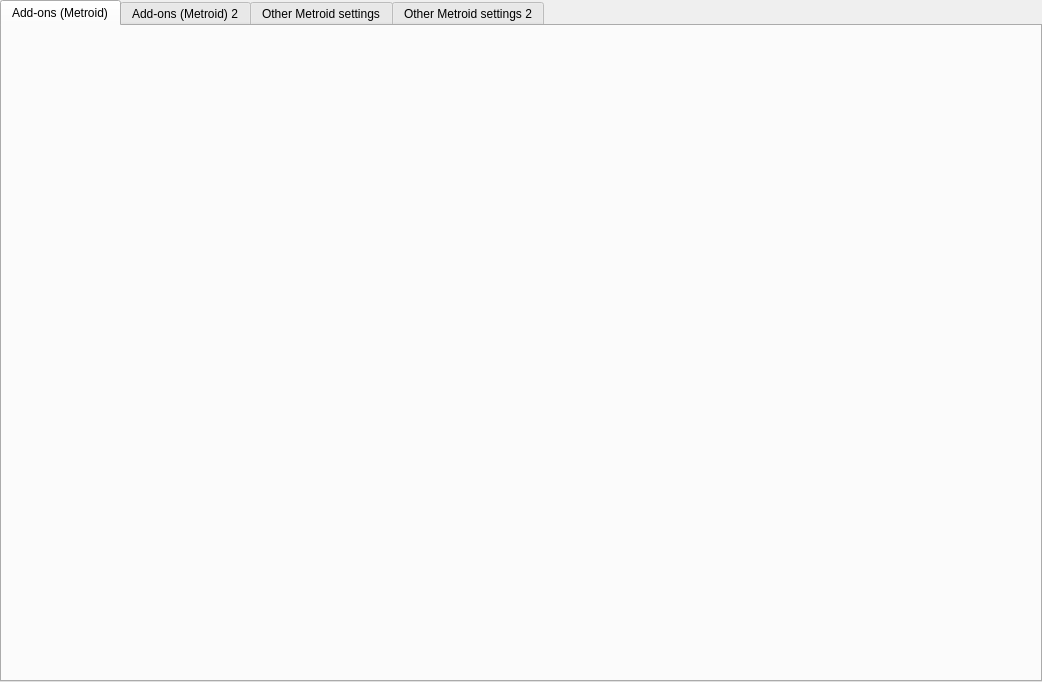
Old version of the form src/frontend/qt_sdl/InputConfig/MelonPrimeInputConfig.ui in the repository ag-advania/melonPrimeDS.
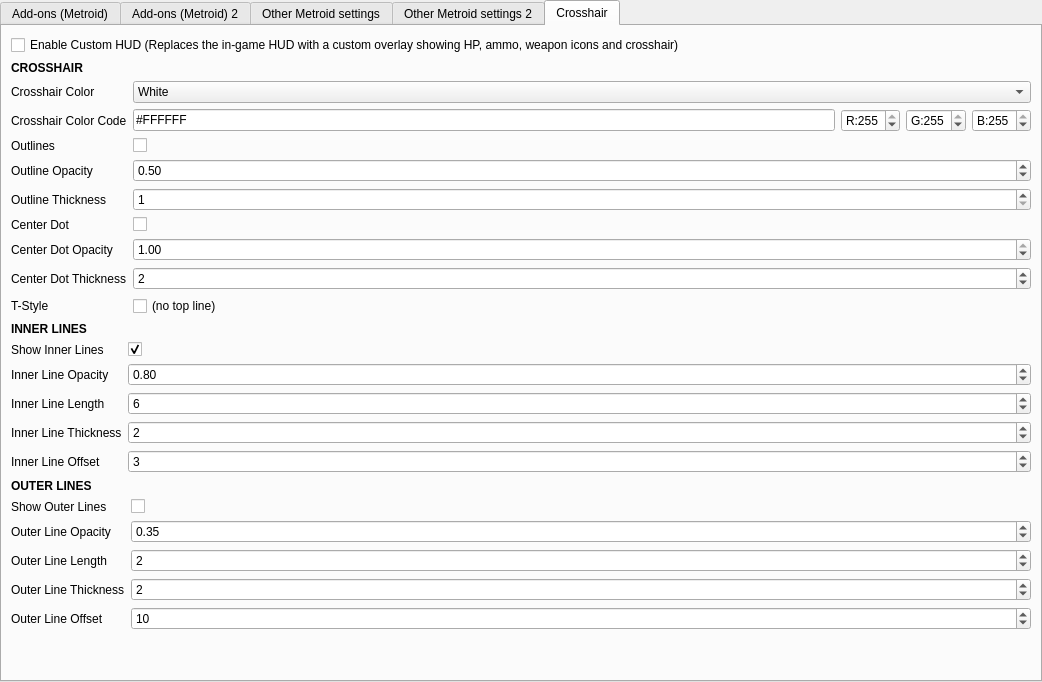
New version of the form. The open tabs and pages were chosen to show the change.

Commit message: Added custom hud function

What changed in the file:
```diff
--- a/src/frontend/qt_sdl/InputConfig/MelonPrimeInputConfig.ui
+++ b/src/frontend/qt_sdl/InputConfig/MelonPrimeInputConfig.ui
@@ -607,6 +607,144 @@
 						</layout>
 					</widget>
 
+
+
+					<widget class="QWidget" name="tabCrosshair">
+						<attribute name="title">
+							<string>Crosshair</string>
+						</attribute>
+						<layout class="QVBoxLayout" name="crosshairVLayout">
+
+							<!-- Enable Custom HUD (moved here from tabMetroid2) -->
+							<item>
+								<widget class="QCheckBox" name="cbMetroidEnableCustomHud">
+									<property name="text">
+										<string>Enable Custom HUD (Replaces the in-game HUD with a custom overlay showing HP, ammo, weapon icons and crosshair)</string>
+									</property>
+								</widget>
+							</item>
+
+							<!-- ====== CROSSHAIR (General) ====== -->
+							<item>
+								<widget class="QLabel" name="labelChSectionGeneral">
+									<property name="text"><string><![CDATA[<b>CROSSHAIR</b>]]></string></property>
+								</widget>
+							</item>
+
+							<item>
+								<layout class="QFormLayout" name="formChGeneral">
+
+									<item row="0" column="0"><widget class="QLabel"><property name="text"><string>Crosshair Color</string></property></widget></item>
+									<item row="0" column="1">
+										<widget class="QComboBox" name="comboMetroidCrosshairColor">
+											<item><property name="text"><string>White</string></property></item>
+											<item><property name="text"><string>Green</string></property></item>
+											<item><property name="text"><string>Yellow Green</string></property></item>
+											<item><property name="text"><string>Green Yellow</string></property></item>
+											<item><property name="text"><string>Yellow</string></property></item>
+											<item><property name="text"><string>Cyan</string></property></item>
+											<item><property name="text"><string>Pink</string></property></item>
+											<item><property name="text"><string>Red</string></property></item>
+											<item><property name="text"><string>Custom</string></property></item>
+										</widget>
+									</item>
+
+									<item row="1" column="0"><widget class="QLabel"><property name="text"><string>Crosshair Color Code</string></property></widget></item>
+									<item row="1" column="1">
+										<layout class="QHBoxLayout">
+											<item><widget class="QLineEdit" name="leMetroidCrosshairColorCode"><property name="text"><string>#FFFFFF</string></property><property name="maxLength"><number>7</number></property></widget></item>
+											<item><widget class="QSpinBox" name="spinMetroidCrosshairR"><property name="minimum"><number>0</number></property><property name="maximum"><number>255</number></property><property name="value"><number>255</number></property><property name="prefix"><string>R:</string></property></widget></item>
+											<item><widget class="QSpinBox" name="spinMetroidCrosshairG"><property name="minimum"><number>0</number></property><property name="maximum"><number>255</number></property><property name="value"><number>255</number></property><property name="prefix"><string>G:</string></property></widget></item>
+											<item><widget class="QSpinBox" name="spinMetroidCrosshairB"><property name="minimum"><number>0</number></property><property name="maximum"><number>255</number></property><property name="value"><number>255</number></property><property name="prefix"><string>B:</string></property></widget></item>
+										</layout>
+									</item>
+
+									<item row="2" column="0"><widget class="QLabel"><property name="text"><string>Outlines</string></property></widget></item>
+									<item row="2" column="1"><widget class="QCheckBox" name="cbMetroidCrosshairOutline"><property name="text"><string></string></property></widget></item>
+
+									<item row="3" column="0"><widget class="QLabel"><property name="text"><string>Outline Opacity</string></property></widget></item>
+									<item row="3" column="1"><widget class="QDoubleSpinBox" name="spinMetroidCrosshairOutlineOpacity"><property name="minimum"><double>0.0</double></property><property name="maximum"><double>1.0</double></property><property name="singleStep"><double>0.05</double></property><property name="value"><double>0.5</double></property><property name="decimals"><number>2</number></property></widget></item>
+
+									<item row="4" column="0"><widget class="QLabel"><property name="text"><string>Outline Thickness</string></property></widget></item>
+									<item row="4" column="1"><widget class="QSpinBox" name="spinMetroidCrosshairOutlineThickness"><property name="minimum"><number>1</number></property><property name="maximum"><number>6</number></property><property name="value"><number>1</number></property></widget></item>
+
+									<item row="5" column="0"><widget class="QLabel"><property name="text"><string>Center Dot</string></property></widget></item>
+									<item row="5" column="1"><widget class="QCheckBox" name="cbMetroidCrosshairCenterDot"><property name="text"><string></string></property></widget></item>
+
+									<item row="6" column="0"><widget class="QLabel"><property name="text"><string>Center Dot Opacity</string></property></widget></item>
+									<item row="6" column="1"><widget class="QDoubleSpinBox" name="spinMetroidCrosshairDotOpacity"><property name="minimum"><double>0.0</double></property><property name="maximum"><double>1.0</double></property><property name="singleStep"><double>0.05</double></property><property name="value"><double>1.0</double></property><property name="decimals"><number>2</number></property></widget></item>
+
+									<item row="7" column="0"><widget class="QLabel"><property name="text"><string>Center Dot Thickness</string></property></widget></item>
+									<item row="7" column="1"><widget class="QSpinBox" name="spinMetroidCrosshairDotThickness"><property name="minimum"><number>1</number></property><property name="maximum"><number>6</number></property><property name="value"><number>2</number></property></widget></item>
+
+									<item row="8" column="0"><widget class="QLabel"><property name="text"><string>T-Style</string></property></widget></item>
+									<item row="8" column="1"><widget class="QCheckBox" name="cbMetroidCrosshairTStyle"><property name="text"><string>(no top line)</string></property></widget></item>
+
+								</layout>
+							</item>
+
+							<!-- ====== INNER LINES ====== -->
+							<item>
+								<widget class="QLabel" name="labelChSectionInner">
+									<property name="text"><string><![CDATA[<b>INNER LINES</b>]]></string></property>
+								</widget>
+							</item>
+
+							<item>
+								<layout class="QFormLayout" name="formChInner">
+
+									<item row="0" column="0"><widget class="QLabel"><property name="text"><string>Show Inner Lines</string></property></widget></item>
+									<item row="0" column="1"><widget class="QCheckBox" name="cbMetroidCrosshairInnerShow"><property name="text"><string></string></property><property name="checked"><bool>true</bool></property></widget></item>
+
+									<item row="1" column="0"><widget class="QLabel"><property name="text"><string>Inner Line Opacity</string></property></widget></item>
+									<item row="1" column="1"><widget class="QDoubleSpinBox" name="spinMetroidCrosshairInnerOpacity"><property name="minimum"><double>0.0</double></property><property name="maximum"><double>1.0</double></property><property name="singleStep"><double>0.05</double></property><property name="value"><double>0.8</double></property><property name="decimals"><number>2</number></property></widget></item>
+
+									<item row="2" column="0"><widget class="QLabel"><property name="text"><string>Inner Line Length</string></property></widget></item>
+									<item row="2" column="1"><widget class="QSpinBox" name="spinMetroidCrosshairInnerLength"><property name="minimum"><number>0</number></property><property name="maximum"><number>20</number></property><property name="value"><number>6</number></property></widget></item>
+
+									<item row="3" column="0"><widget class="QLabel"><property name="text"><string>Inner Line Thickness</string></property></widget></item>
+									<item row="3" column="1"><widget class="QSpinBox" name="spinMetroidCrosshairInnerThickness"><property name="minimum"><number>1</number></property><property name="maximum"><number>10</number></property><property name="value"><number>2</number></property></widget></item>
+
+									<item row="4" column="0"><widget class="QLabel"><property name="text"><string>Inner Line Offset</string></property></widget></item>
+									<item row="4" column="1"><widget class="QSpinBox" name="spinMetroidCrosshairInnerOffset"><property name="minimum"><number>0</number></property><property name="maximum"><number>20</number></property><property name="value"><number>3</number></property></widget></item>
+
+								</layout>
+							</item>
+
+							<!-- ====== OUTER LINES ====== -->
+							<item>
+								<widget class="QLabel" name="labelChSectionOuter">
+									<property name="text"><string><![CDATA[<b>OUTER LINES</b>]]></string></property>
+								</widget>
+							</item>
+
+							<item>
+								<layout class="QFormLayout" name="formChOuter">
+
+									<item row="0" column="0"><widget class="QLabel"><property name="text"><string>Show Outer Lines</string></property></widget></item>
+									<item row="0" column="1"><widget class="QCheckBox" name="cbMetroidCrosshairOuterShow"><property name="text"><string></string></property></widget></item>
+
+									<item row="1" column="0"><widget class="QLabel"><property name="text"><string>Outer Line Opacity</string></property></widget></item>
+									<item row="1" column="1"><widget class="QDoubleSpinBox" name="spinMetroidCrosshairOuterOpacity"><property name="minimum"><double>0.0</double></property><property name="maximum"><double>1.0</double></property><property name="singleStep"><double>0.05</double></property><property name="value"><double>0.35</double></property><property name="decimals"><number>2</number></property></widget></item>
+
+									<item row="2" column="0"><widget class="QLabel"><property name="text"><string>Outer Line Length</string></property></widget></item>
+									<item row="2" column="1"><widget class="QSpinBox" name="spinMetroidCrosshairOuterLength"><property name="minimum"><number>0</number></property><property name="maximum"><number>10</number></property><property name="value"><number>2</number></property></widget></item>
+
+									<item row="3" column="0"><widget class="QLabel"><property name="text"><string>Outer Line Thickness</string></property></widget></item>
+									<item row="3" column="1"><widget class="QSpinBox" name="spinMetroidCrosshairOuterThickness"><property name="minimum"><number>1</number></property><property name="maximum"><number>10</number></property><property name="value"><number>2</number></property></widget></item>
+
+									<item row="4" column="0"><widget class="QLabel"><property name="text"><string>Outer Line Offset</string></property></widget></item>
+									<item row="4" column="1"><widget class="QSpinBox" name="spinMetroidCrosshairOuterOffset"><property name="minimum"><number>0</number></property><property name="maximum"><number>40</number></property><property name="value"><number>10</number></property></widget></item>
+
+								</layout>
+							</item>
+
+							<item>
+								<spacer name="crosshairSpacer"><property name="orientation"><enum>Qt::Vertical</enum></property><property name="sizeHint" stdset="0"><size><width>20</width><height>40</height></size></property></spacer>
+							</item>
+
+						</layout>
+					</widget>
 				</widget>
 			</item>
 		</layout>
```
The commit also changes 20 other files.
